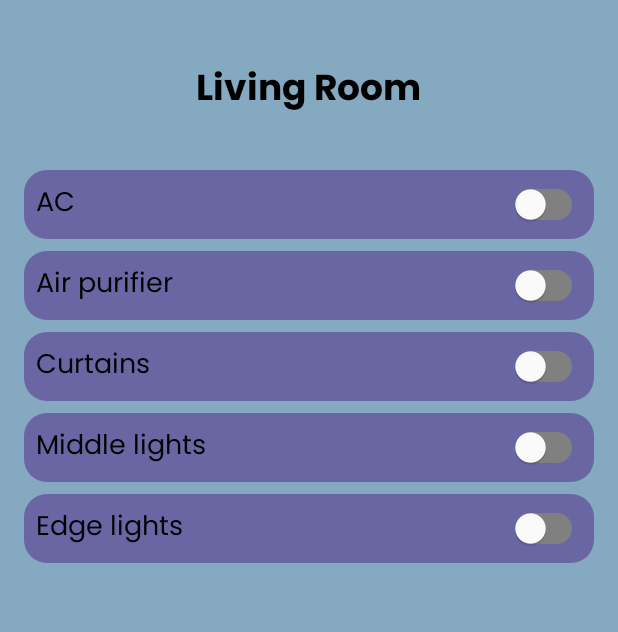
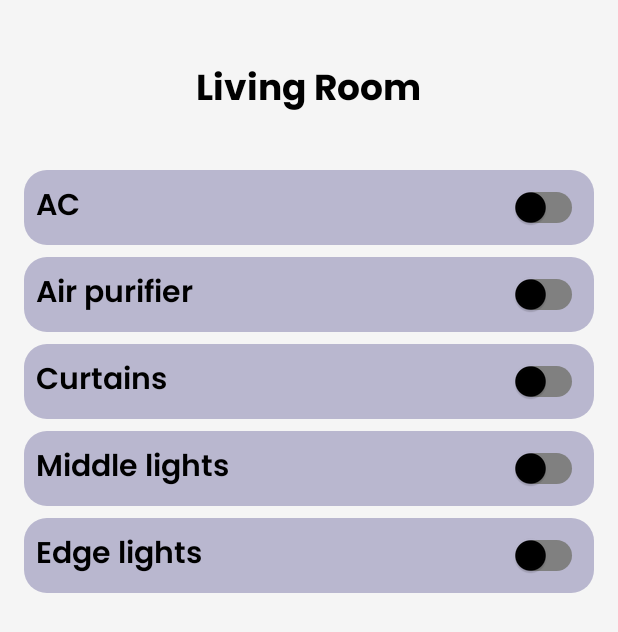
Before and after one commit to Merhii/Smart-Home-Dashboard, an Android app built with Jetpack Compose: the LivingroomActivity screen opened directly, with no data from a screen before it, on a phone screen of 412 x 824 dp. Shown: the top 632 px of the screen. Run offline under Robolectric (Android 15) with nearby library versions, the phone set to English and light mode, and no system bars; Roboto replaces fonts that are not available here.

Commit message:
design changes

```diff
--- a/app/src/main/res/layout/livingroom.xml
+++ b/app/src/main/res/layout/livingroom.xml
@@ -2,7 +2,7 @@
     xmlns:android="http://schemas.android.com/apk/res/android"
     android:layout_width="match_parent"
     android:layout_height="match_parent"
-    android:background="#84A9C0"
+    android:background="#F5F5F5"
     android:padding="16dp">
 
     <!-- Title -->
@@ -34,7 +34,7 @@
             android:layout_marginBottom="8dp"
             android:orientation="horizontal"
             android:background="@drawable/rounded_boxes"
-            android:backgroundTint="#6A66A3"
+            android:backgroundTint="#B9B7CF"
             android:padding="8dp"
             android:elevation="4dp"
             android:layout_gravity="center_vertical">
@@ -45,9 +45,9 @@
                 android:layout_height="wrap_content"
                 android:layout_weight="1"
                 android:text="AC"
-                android:textSize="18sp"
+                android:textSize="20sp"
                 android:textColor="#000000"
-                android:fontFamily="@font/poppins_regular"
+                android:fontFamily="@font/poppins_semibold"
                 android:gravity="center_vertical" />
 
             <!-- Temperature Controls -->
@@ -64,7 +64,7 @@
                 android:layout_width="wrap_content"
                 android:layout_height="wrap_content"
                 android:layout_gravity="center_vertical"
-                android:thumbTint="#FFFFFF"
+                android:thumbTint="#000000"
                 android:track="@drawable/track"
 />
         </LinearLayout>
@@ -78,7 +78,7 @@
             android:layout_marginBottom="8dp"
             android:orientation="horizontal"
             android:background="@drawable/rounded_boxes"
-            android:backgroundTint="#6A66A3"
+            android:backgroundTint="#B9B7CF"
             android:padding="8dp"
             android:elevation="4dp"
             android:layout_gravity="center_vertical"
@@ -88,18 +88,18 @@
                 android:layout_width="0dp"
                 android:layout_height="wrap_content"
                 android:layout_weight="1"
-                android:fontFamily="@font/poppins_regular"
+                android:fontFamily="@font/poppins_semibold"
                 android:gravity="center_vertical"
                 android:text="Air purifier"
                 android:textColor="#000000"
-                android:textSize="18sp" />
+                android:textSize="20sp" />
 
             <Switch
                 android:id="@+id/switchpurifier"
                 android:layout_width="wrap_content"
                 android:layout_height="wrap_content"
                 android:layout_gravity="center_vertical"
-                android:thumbTint="#FFFFFF"
+                android:thumbTint="#000000"
                 android:track="@drawable/track"/>
         </LinearLayout>
 
@@ -110,7 +110,7 @@
             android:layout_marginBottom="8dp"
             android:orientation="horizontal"
             android:background="@drawable/rounded_boxes"
-            android:backgroundTint="#6A66A3"
+            android:backgroundTint="#B9B7CF"
             android:padding="8dp"
             android:elevation="4dp"
             android:layout_gravity="center_vertical">
@@ -120,9 +120,9 @@
                 android:layout_height="wrap_content"
                 android:layout_weight="1"
                 android:text="Curtains"
-                android:textSize="18sp"
+                android:textSize="20sp"
                 android:textColor="#000000"
-                android:fontFamily="@font/poppins_regular"
+                android:fontFamily="@font/poppins_semibold"
                 android:gravity="center_vertical" />
 
             <Switch
@@ -130,7 +130,7 @@
                 android:layout_width="wrap_content"
                 android:layout_height="wrap_content"
                 android:layout_gravity="center_vertical"
-                android:thumbTint="#FFFFFF"
+                android:thumbTint="#000000"
                 android:track="@drawable/track"/>
         </LinearLayout>
 
@@ -141,7 +141,7 @@
             android:layout_marginBottom="8dp"
             android:orientation="horizontal"
             android:background="@drawable/rounded_boxes"
-            android:backgroundTint="#6A66A3"
+            android:backgroundTint="#B9B7CF"
             android:padding="8dp"
             android:elevation="4dp"
             android:layout_gravity="center_vertical">
@@ -151,9 +151,9 @@
                 android:layout_height="wrap_content"
                 android:layout_weight="1"
                 android:text="Middle lights"
-                android:textSize="18sp"
+                android:textSize="20sp"
                 android:textColor="#000000"
-                android:fontFamily="@font/poppins_regular"
+                android:fontFamily="@font/poppins_semibold"
                 android:gravity="center_vertical" />
 
             <Switch
@@ -161,7 +161,7 @@
                 android:layout_width="wrap_content"
                 android:layout_height="wrap_content"
                 android:layout_gravity="center_vertical"
-                android:thumbTint="#FFFFFF"
+                android:thumbTint="#000000"
                 android:track="@drawable/track"/>
         </LinearLayout>
         <LinearLayout
@@ -170,7 +170,7 @@
             android:layout_marginBottom="8dp"
             android:orientation="horizontal"
             android:background="@drawable/rounded_boxes"
-            android:backgroundTint="#6A66A3"
+            android:backgroundTint="#B9B7CF"
             android:padding="8dp"
             android:elevation="4dp"
             android:layout_gravity="center_vertical">
@@ -180,9 +180,9 @@
                 android:layout_height="wrap_content"
                 android:layout_weight="1"
                 android:text="Edge lights"
-                android:textSize="18sp"
+                android:textSize="20sp"
                 android:textColor="#000000"
-                android:fontFamily="@font/poppins_regular"
+                android:fontFamily="@font/poppins_semibold"
                 android:gravity="center_vertical" />
 
             <Switch
@@ -190,7 +190,7 @@
                 android:layout_width="wrap_content"
                 android:layout_height="wrap_content"
                 android:layout_gravity="center_vertical"
-                android:thumbTint="#FFFFFF"
+                android:thumbTint="#000000"
                 android:track="@drawable/track"/>
         </LinearLayout>
     </LinearLayout>
```
Also changed, not shown: app/src/main/res/layout/bathroom.xml (+17 -17 lines), app/src/main/res/layout/bedroom.xml (+17 -17 lines), app/src/main/res/layout/kitchen.xml (+17 -17 lines).
